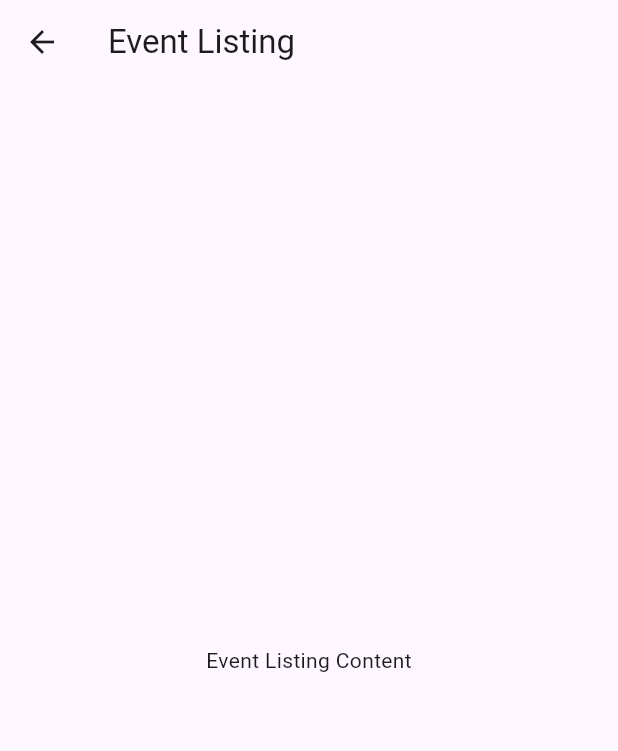
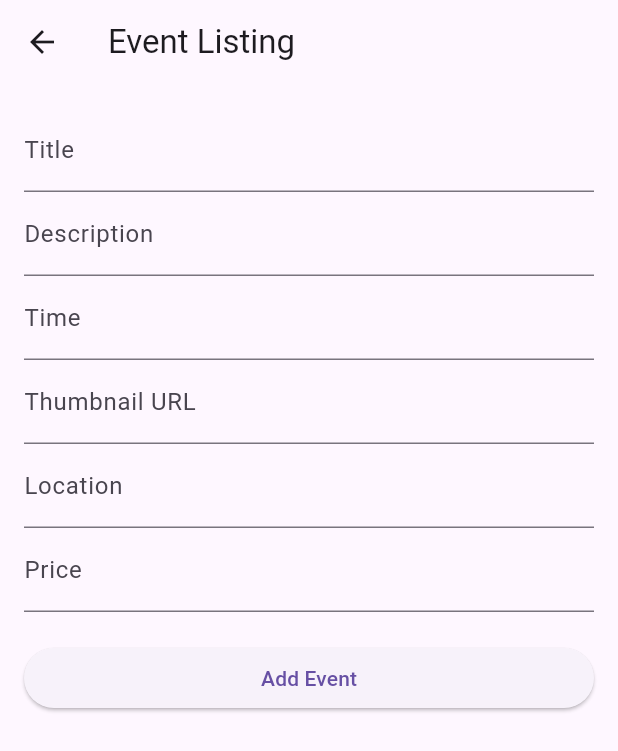
Before and after one commit to ShiJianXi/Eventify, a Flutter app: the screen it shows after launch, item 2 of the bottom bar chosen, on a phone screen of 412 x 824 dp. Shown: the top 751 px of the screen. Run offline on Flutter 3.47's test engine with Material 3 defaults, Android fonts, the phone set to English and light mode, and no system bars; our stand-ins replace cloud_firestore, firebase_auth, firebase_core, go_router, google_fonts; missing offline and left inert: firebase_ui_auth; accounts and stored records are empty.

Commit message:
Implemented adding of events to home screen

```diff
--- a/EventifyApp/eventify/lib/event_details.dart
+++ b/EventifyApp/eventify/lib/event_display.dart
@@ -1,6 +1,6 @@
 import 'package:flutter/material.dart';
-
-class event_details extends StatelessWidget {
+//Not in use anymore, now this is done using FirebaseStore
+class event_display extends StatelessWidget {
   final String title;
   final String description;
   //final String rating;
@@ -10,7 +10,7 @@ class event_details extends StatelessWidget {
   final String price;
 
 
-  event_details({
+  event_display({
     required this.title,
     required this.description,
     required this.time,
--- a/EventifyApp/eventify/lib/event_listing_page.dart
+++ b/EventifyApp/eventify/lib/event_listing_page.dart
@@ -1,7 +1,42 @@
+import 'package:cloud_firestore/cloud_firestore.dart';
 import 'package:flutter/material.dart';
 
-class EventListingPage extends StatelessWidget {
+//UI to be improved in the future, and also instead of using image url, might change to using image from gallery or camera
+
+class EventListingPage extends StatefulWidget {
   const EventListingPage({super.key});
+
+  @override
+  _EventListingPageState createState() => _EventListingPageState();
+}
+
+class _EventListingPageState extends State<EventListingPage> {
+  final _formKey = GlobalKey<FormState>();
+  final _titleController = TextEditingController();
+  final _descriptionController = TextEditingController();
+  final _timeController = TextEditingController();
+  final _thumbnailUrlController = TextEditingController();
+  final _locationController = TextEditingController();
+  final _priceController = TextEditingController();
+
+  Future<void> _addEvent() async {
+    if (_formKey.currentState!.validate()) {
+      await FirebaseFirestore.instance.collection('events').add({
+        'title': _titleController.text,
+        'description': _descriptionController.text,
+        'time': _timeController.text,
+        'thumbnailUrl': _thumbnailUrlController.text,
+        'location': _locationController.text,
+        'price': _priceController.text,
+        'timestamp': FieldValue.serverTimestamp(),
+      });
+
+      ScaffoldMessenger.of(context).showSnackBar(SnackBar(
+        content: Text('Event added successfully!'),
+      ));
+      _formKey.currentState!.reset();
+    }
+  }
 
   @override
   Widget build(BuildContext context) {
@@ -9,8 +44,80 @@ class EventListingPage extends StatelessWidget {
       appBar: AppBar(
         title: Text('Event Listing'),
       ),
-      body: Center(
-        child: Text('Event Listing Content'),
+      body: Padding(
+        padding: const EdgeInsets.all(16.0),
+        child: Form(
+          key: _formKey,
+          child: ListView(
+            children: [
+              TextFormField(
+                controller: _titleController,
+                decoration: InputDecoration(labelText: 'Title'),
+                validator: (value) {
+                  if (value == null || value.isEmpty) {
+                    return 'Please enter a title';
+                  }
+                  return null;
+                },
+              ),
+              TextFormField(
+                controller: _descriptionController,
+                decoration: InputDecoration(labelText: 'Description'),
+                validator: (value) {
+                  if (value == null || value.isEmpty) {
+                    return 'Please enter a description';
+                  }
+                  return null;
+                },
+              ),
+              TextFormField(
+                controller: _timeController,
+                decoration: InputDecoration(labelText: 'Time'),
+                validator: (value) {
+                  if (value == null || value.isEmpty) {
+                    return 'Please enter a time';
+                  }
+                  return null;
+                },
+              ),
+              TextFormField(
+                controller: _thumbnailUrlController,
+                decoration: InputDecoration(labelText: 'Thumbnail URL'),
+                validator: (value) {
+                  if (value == null || value.isEmpty) {
+                    return 'Please enter a thumbnail URL';
+                  }
+                  return null;
+                },
+              ),
+              TextFormField(
+                controller: _locationController,
+                decoration: InputDecoration(labelText: 'Location'),
+                validator: (value) {
+                  if (value == null || value.isEmpty) {
+                    return 'Please enter a location';
+                  }
+                  return null;
+                },
+              ),
+              TextFormField(
+                controller: _priceController,
+                decoration: InputDecoration(labelText: 'Price'),
+                validator: (value) {
+                  if (value == null || value.isEmpty) {
+                    return 'Please enter a price';
+                  }
+                  return null;
+                },
+              ),
+              SizedBox(height: 20),
+              ElevatedButton(
+                onPressed: _addEvent,
+                child: Text('Add Event'),
+              ),
+            ],
+          ),
+        ),
       ),
     );
   }
```
Also changed, not shown: EventifyApp/eventify/lib/home_page.dart (+40 -3 lines).
